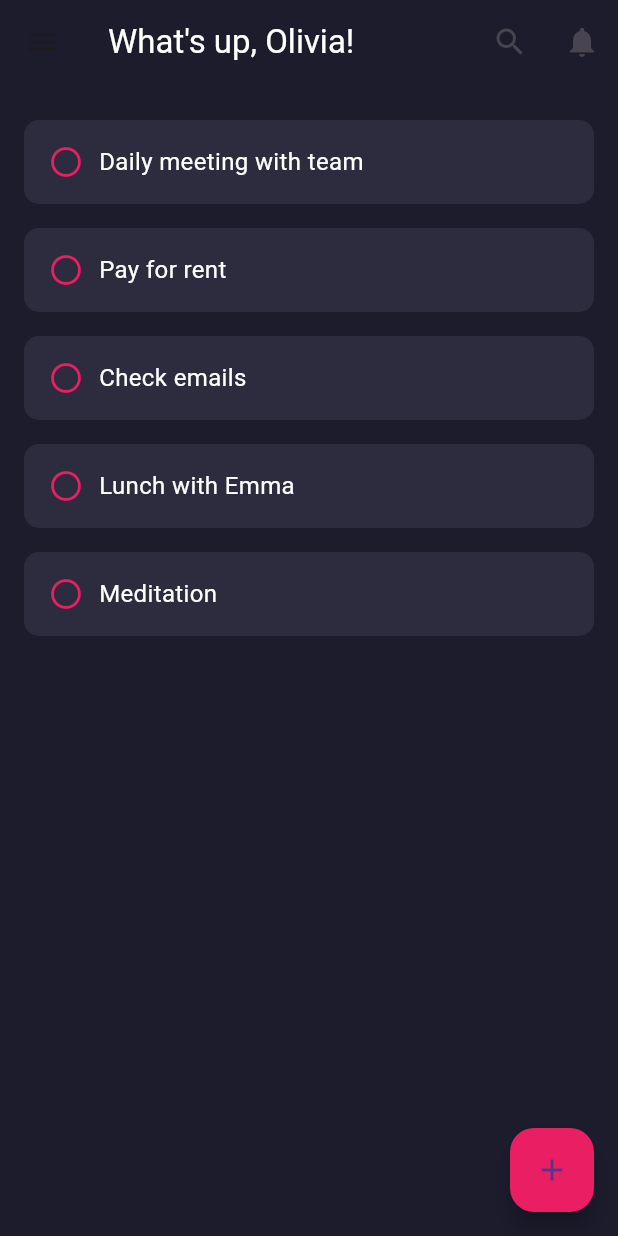
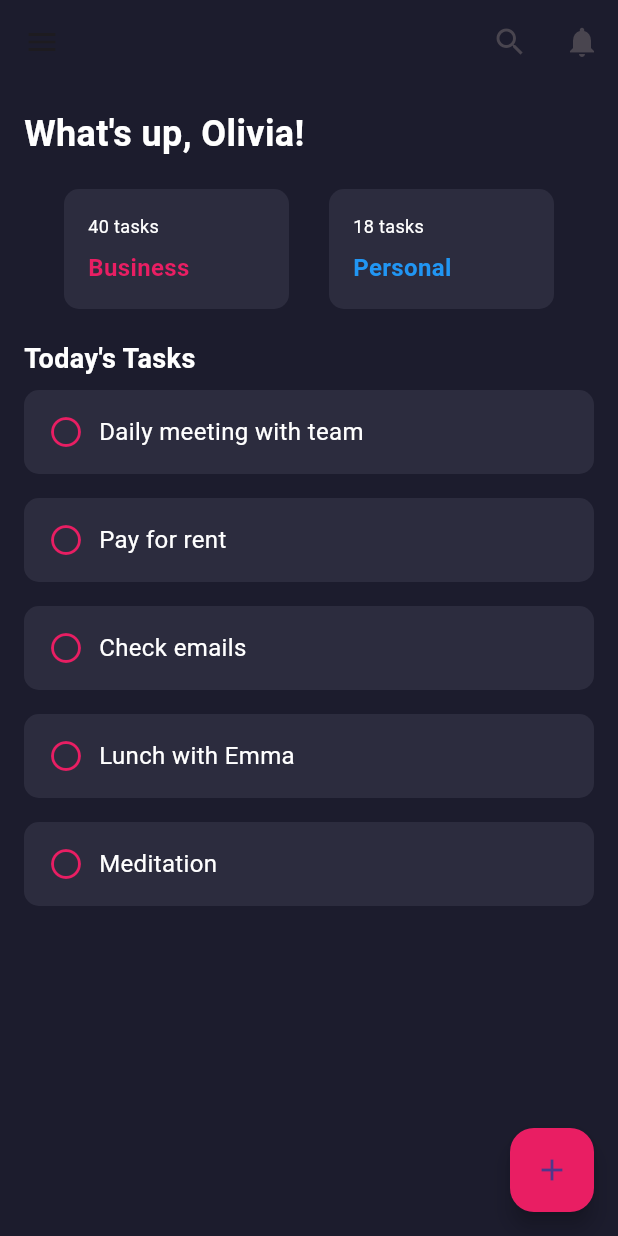
Before and after one commit to yasminesdj/TODO_app, a Flutter app: the screen it shows after launch, on a phone screen of 412 x 824 dp. Run offline on Flutter 3.47's test engine with Material 3 defaults, Android fonts, the phone set to English and light mode, and no system bars.

Commit message:
add categories

```diff
--- a/lib/main.dart
+++ b/lib/main.dart
@@ -14,7 +14,6 @@ class MyApp extends StatelessWidget {
         primarySwatch: Colors.blue,
         scaffoldBackgroundColor: Color(0xFF1C1C2D),
         textTheme: TextTheme(
-          // Si `bodyText1` et `bodyText2` posent problème, utilisez d'autres styles de texte
           bodyLarge: TextStyle(color: Colors.white),
           bodyMedium: TextStyle(color: Colors.white),
         ),
--- a/lib/screens/home_screen.dart
+++ b/lib/screens/home_screen.dart
@@ -1,6 +1,7 @@
 import 'package:flutter/material.dart';
 import '../widgets/sidebar.dart';
 import '../widgets/task_list.dart';
+import '../widgets/category_list.dart';
 
 class HomeScreen extends StatelessWidget {
   @override
@@ -10,11 +11,6 @@ class HomeScreen extends StatelessWidget {
       appBar: AppBar(
         backgroundColor: Color(0xFF1C1C2D),
         elevation: 0,
-        title: Text(
-          "What's up, Olivia!",
-          style: TextStyle(
-              color: Colors.white), // Style de texte défini directement
-        ),
         actions: [
           IconButton(
             icon: Icon(Icons.search),
@@ -26,7 +22,32 @@ class HomeScreen extends StatelessWidget {
           ),
         ],
       ),
-      body: TaskList(),
+      body: Padding(
+        padding: const EdgeInsets.all(16.0),
+        child: Column(
+          crossAxisAlignment: CrossAxisAlignment.start,
+          children: [
+            Text(
+              "What's up, Olivia!",
+              style: TextStyle(
+                  color: Colors.white,
+                  fontSize: 24,
+                  fontWeight: FontWeight.bold),
+            ),
+            SizedBox(height: 20),
+            CategoryList(),
+            SizedBox(height: 20),
+            Text(
+              "Today's Tasks",
+              style: TextStyle(
+                  color: Colors.white,
+                  fontSize: 18,
+                  fontWeight: FontWeight.bold),
+            ),
+            Expanded(child: TaskList()),
+          ],
+        ),
+      ),
       floatingActionButton: FloatingActionButton(
         onPressed: () {},
         child: Icon(Icons.add),
--- /dev/null
+++ b/lib/widgets/category_list.dart
@@ -0,0 +1,58 @@
+import 'package:flutter/material.dart';
+
+class CategoryList extends StatelessWidget {
+  @override
+  Widget build(BuildContext context) {
+    return Row(
+      mainAxisAlignment: MainAxisAlignment.spaceEvenly,
+      children: [
+        CategoryItem(
+          title: 'Business',
+          taskCount: 40,
+          color: Colors.pink,
+        ),
+        CategoryItem(
+          title: 'Personal',
+          taskCount: 18,
+          color: Colors.blue,
+        ),
+      ],
+    );
+  }
+}
+
+class CategoryItem extends StatelessWidget {
+  final String title;
+  final int taskCount;
+  final Color color;
+
+  CategoryItem(
+      {required this.title, required this.taskCount, required this.color});
+
+  @override
+  Widget build(BuildContext context) {
+    return Container(
+      width: 150,
+      padding: EdgeInsets.all(16),
+      decoration: BoxDecoration(
+        color: Color(0xFF2C2C3E),
+        borderRadius: BorderRadius.circular(10),
+      ),
+      child: Column(
+        crossAxisAlignment: CrossAxisAlignment.start,
+        children: [
+          Text(
+            '$taskCount tasks',
+            style: TextStyle(color: Colors.white, fontSize: 12),
+          ),
+          SizedBox(height: 8),
+          Text(
+            title,
+            style: TextStyle(
+                color: color, fontSize: 16, fontWeight: FontWeight.bold),
+          ),
+        ],
+      ),
+    );
+  }
+}
--- a/lib/widgets/task_list.dart
+++ b/lib/widgets/task_list.dart
@@ -5,7 +5,7 @@ class TaskList extends StatelessWidget {
   @override
   Widget build(BuildContext context) {
     return ListView(
-      padding: EdgeInsets.all(16.0),
+      padding: EdgeInsets.all(0),
       children: <Widget>[
         TaskItem(task: 'Daily meeting with team'),
         TaskItem(task: 'Pay for rent'),
```
